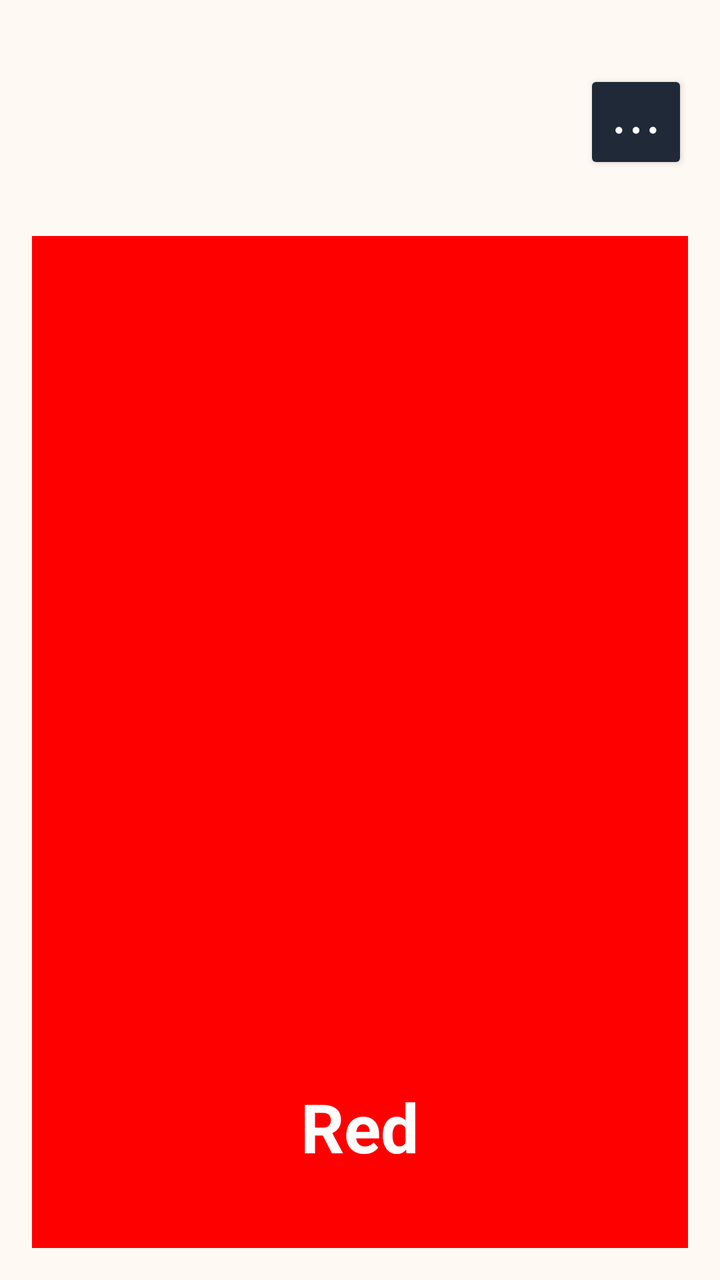
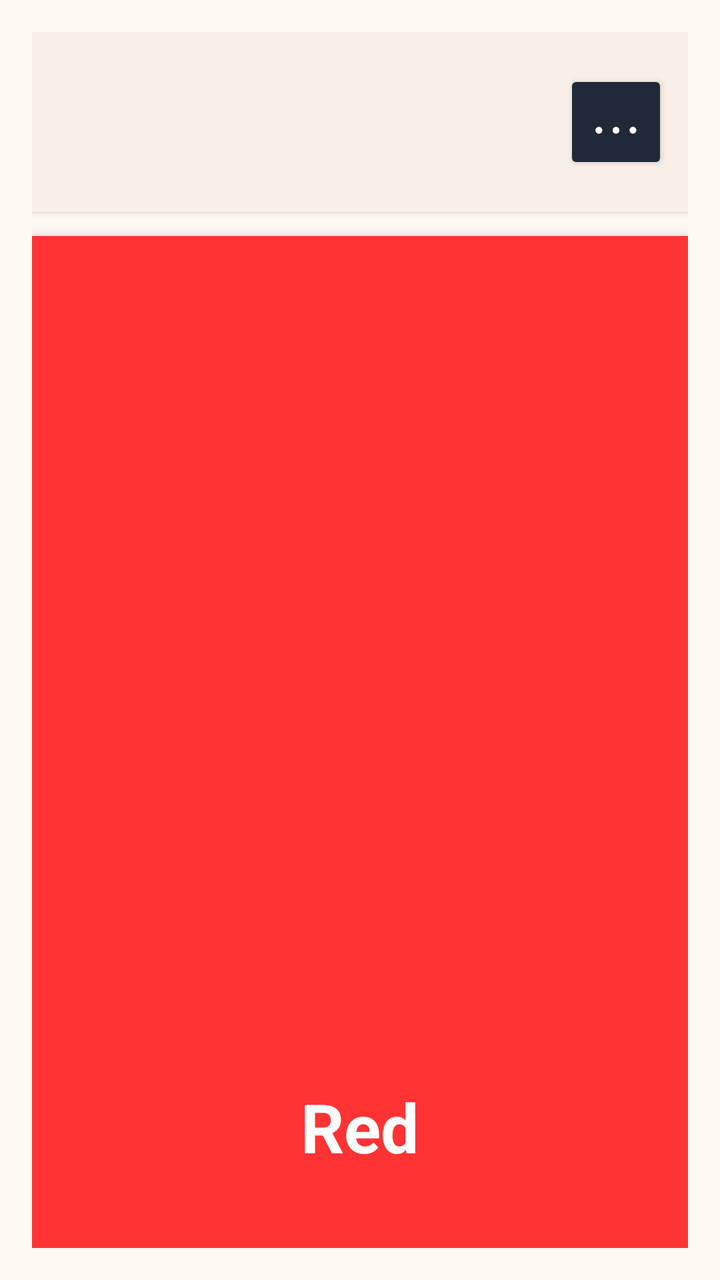

The first picture is an Android layout as it rendered before a commit; the second is the same layout after the commit. The layout source and the unified diff follow.
<!-- AndroidManifest.xml: application theme Theme.LearnColor -->
<!-- res/layout/activity_main.xml -->
<?xml version="1.0" encoding="utf-8"?>
<LinearLayout xmlns:android="http://schemas.android.com/apk/res/android"
    android:layout_width="match_parent"
    android:layout_height="match_parent"
    android:background="#FFF9F4"
    android:orientation="vertical"
    android:padding="16dp">

    <LinearLayout
        android:layout_width="match_parent"
        android:layout_height="90dp"
        android:gravity="center_vertical"
        android:orientation="horizontal">

        <HorizontalScrollView
            android:layout_width="0dp"
            android:layout_height="match_parent"
            android:layout_weight="1"
            android:fillViewport="true"
            android:scrollbars="none">

            <LinearLayout
                android:id="@+id/colorBar"
                android:layout_width="wrap_content"
                android:layout_height="match_parent"
                android:gravity="center_vertical"
                android:orientation="horizontal" />
        </HorizontalScrollView>

        <Button
            android:id="@+id/modeMenuButton"
            android:layout_width="52dp"
            android:layout_height="52dp"
            android:layout_marginStart="8dp"
            android:backgroundTint="#1F2937"
            android:text="⋯"
            android:textColor="#FFFFFF"
            android:textSize="28sp" />
    </LinearLayout>

    <LinearLayout
        android:id="@+id/modeOptions"
        android:layout_width="match_parent"
        android:layout_height="wrap_content"
        android:layout_marginTop="8dp"
        android:background="#FFFFFF"
        android:gravity="center"
        android:orientation="horizontal"
        android:padding="8dp"
        android:visibility="gone">

        <Button
            android:id="@+id/basicModeButton"
            android:layout_width="0dp"
            android:layout_height="40dp"
            android:layout_marginEnd="8dp"
            android:layout_weight="1"
            android:backgroundTint="#7C3AED"
            android:text="Basic"
            android:textColor="#FFFFFF" />

        <Button
            android:id="@+id/advancedModeButton"
            android:layout_width="0dp"
            android:layout_height="40dp"
            android:layout_marginStart="8dp"
            android:layout_weight="1"
            android:backgroundTint="#E7E7E7"
            android:text="Advanced"
            android:textColor="#1C1C1C" />
    </LinearLayout>

    <FrameLayout
        android:id="@+id/colorPreview"
        android:layout_width="match_parent"
        android:layout_height="0dp"
        android:layout_marginTop="12dp"
        android:layout_weight="1"
        android:background="#FF0000"
        android:clickable="true"
        android:clipToOutline="true"
        android:focusable="true"
        android:outlineProvider="background">

        <TextView
            android:id="@+id/colorLabel"
            android:layout_width="wrap_content"
            android:layout_height="wrap_content"
            android:layout_gravity="bottom|center_horizontal"
            android:layout_marginBottom="26dp"
            android:background="@android:color/transparent"
            android:paddingLeft="22dp"
            android:paddingTop="12dp"
            android:paddingRight="22dp"
            android:paddingBottom="12dp"
            android:text="Red"
            android:textColor="#FFFFFF"
            android:textSize="34sp"
            android:textStyle="bold" />
    </FrameLayout>
</LinearLayout>
<!-- resources referenced by this layout -->
<resources>
  <style name="Theme.LearnColor" parent="Theme.Material3.DayNight.NoActionBar">
          <item name="colorPrimary">@color/purple_500</item>
          <item name="colorOnPrimary">#FFFFFF</item>
          <item name="android:statusBarColor">@android:color/transparent</item>
          <item name="android:windowLightStatusBar" tools:targetApi="23">true</item>
      </style>
  <color name="purple_500">#6200EE</color>
</resources>

<!-- the commit's change to res/layout/activity_main.xml (unified diff, before → after) -->
@@ -9,8 +9,14 @@
     <LinearLayout
         android:layout_width="match_parent"
         android:layout_height="90dp"
+        android:background="#F8EFE8"
+        android:elevation="2dp"
         android:gravity="center_vertical"
-        android:orientation="horizontal">
+        android:orientation="horizontal"
+        android:paddingLeft="10dp"
+        android:paddingRight="10dp"
+        android:paddingTop="8dp"
+        android:paddingBottom="8dp">
 
         <HorizontalScrollView
             android:layout_width="0dp"
@@ -44,6 +50,7 @@
         android:layout_height="wrap_content"
         android:layout_marginTop="8dp"
         android:background="#FFFFFF"
+        android:elevation="2dp"
         android:gravity="center"
         android:orientation="horizontal"
         android:padding="8dp"
@@ -79,8 +86,15 @@
         android:background="#FF0000"
         android:clickable="true"
         android:clipToOutline="true"
+        android:elevation="6dp"
         android:focusable="true"
         android:outlineProvider="background">
+
+        <View
+            android:id="@+id/glassOverlay"
+            android:layout_width="match_parent"
+            android:layout_height="match_parent"
+            android:background="#33FFFFFF" />
 
         <TextView
             android:id="@+id/colorLabel"
